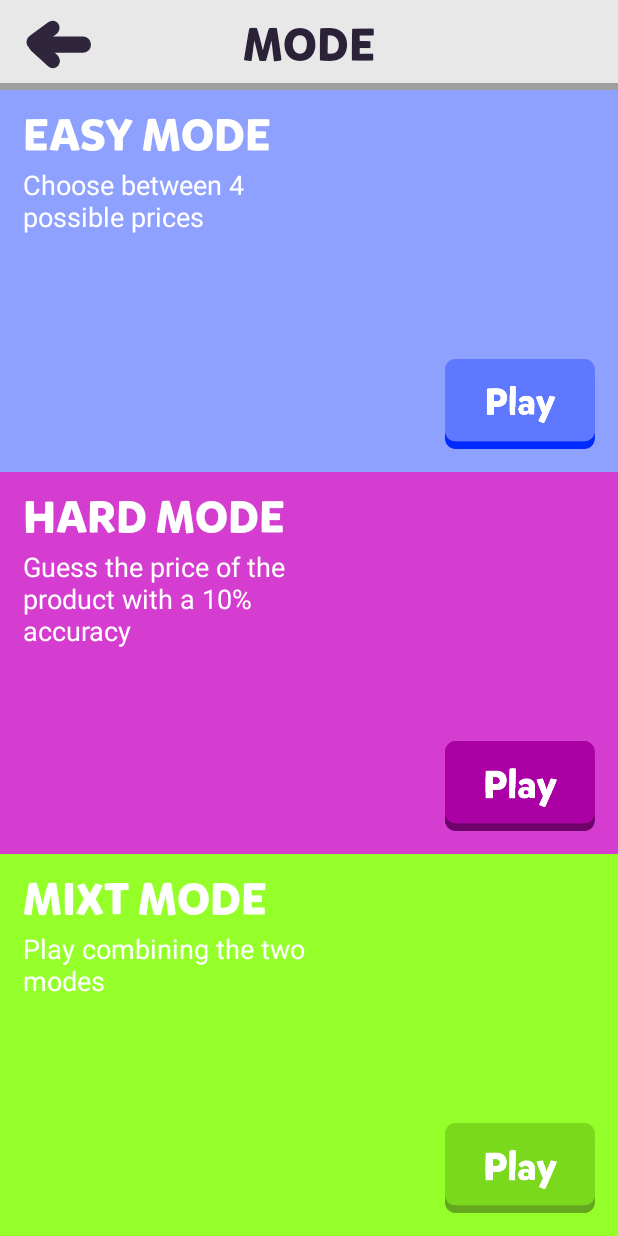
After one commit to riscuus/FairPrice, an Android app: the ChooseActivity screen opened directly, with no data from a screen before it, on a phone screen of 412 x 824 dp. The commit adds this screen. Run offline under Robolectric (Android 15) with nearby library versions, the phone set to English and light mode, and no system bars.

Commit message:
Added ChooseActivity
Now normal mode goes to another activity that lets you choose between diferent modes.

Changed NormalModeActivity to EasyActivity

```diff
--- a/app/src/main/AndroidManifest.xml
+++ b/app/src/main/AndroidManifest.xml
@@ -18,7 +18,10 @@
             </intent-filter>
         </activity>
         <activity
-            android:name=".activities.NormalModeActivity">
+            android:name=".activities.EasyModeActivity">
+        </activity>
+        <activity
+            android:name=".activities.ChooseActivity">
         </activity>
     </application>
 
--- /dev/null
+++ b/app/src/main/java/com/risco/android/fairprice/activities/ChooseActivity.java
@@ -0,0 +1,72 @@
+package com.risco.android.fairprice.activities;
+
+import android.content.Context;
+import android.content.Intent;
+import android.os.Bundle;
+import android.support.v7.app.AppCompatActivity;
+import android.view.View;
+import android.widget.Button;
+import android.widget.ImageView;
+
+import com.risco.android.fairprice.R;
+
+/**
+ * Created by Albert Risco on 26/01/2018.
+ */
+
+
+
+public class ChooseActivity extends AppCompatActivity {
+    //context
+    private Context mContext = ChooseActivity.this;
+
+    //TAG
+    private static final String TAG = "ChooseActivity";
+
+    //Layout things
+    private Button playBlueButton;
+    private Button playGreenButton;
+    private Button playPurpleButton;
+    private ImageView backArrow;
+
+
+
+    protected void onCreate(Bundle savedInstanceState) {
+        super.onCreate(savedInstanceState);
+        setContentView(R.layout.activity_choose_mode);
+
+        initializeWidgets();
+        initializeButtonsListeners();
+    }
+
+
+
+    private void initializeWidgets() {
+        playBlueButton=(Button)findViewById(R.id.button_play_blue);
+        playGreenButton=(Button)findViewById(R.id.button_play_green);
+        playPurpleButton=(Button)findViewById(R.id.button_play_purple);
+        backArrow=(ImageView)findViewById(R.id.back_arrow);
+
+    }
+    private void initializeButtonsListeners() {
+        playBlueButton.setOnClickListener(new View.OnClickListener() {
+            @Override
+            public void onClick(View view) {
+                Intent intent = new Intent(mContext, EasyModeActivity.class);
+                startActivity(intent);
+            }
+        });
+
+        backArrow.setOnClickListener(new View.OnClickListener() {
+            @Override
+            public void onClick(View view) {
+                Intent intent = new Intent(mContext, HomeScreenActivity.class);
+                intent.addFlags(Intent.FLAG_ACTIVITY_CLEAR_TOP);
+                startActivity(intent);
+                finish();
+            }
+        });
+    }
+
+
+}
--- a/app/src/main/java/com/risco/android/fairprice/activities/NormalModeActivity.java
+++ b/app/src/main/java/com/risco/android/fairprice/activities/EasyModeActivity.java
@@ -32,10 +32,10 @@ import java.util.Random;
  * Created by Albert Risco on 21/01/2018.
  */
 
-public class NormalModeActivity extends AppCompatActivity {
-    private static final String TAG = "NormalModeActivity";
+public class EasyModeActivity extends AppCompatActivity {
+    private static final String TAG = "EasyModeActivity";
 
-    private Context mContext = NormalModeActivity.this;
+    private Context mContext = EasyModeActivity.this;
 
     //Layout things
     private Button redButton;
@@ -79,7 +79,7 @@ public class NormalModeActivity extends AppCompatActivity {
     @Override
     protected void onCreate(Bundle savedInstanceState) {
         super.onCreate(savedInstanceState);
-        setContentView(R.layout.activity_mode_normal);
+        setContentView(R.layout.activity_mode_normal_easy);
 
         mFirebaseMethods=new FirebaseMethods(mContext);
         lives=3;
--- a/app/src/main/java/com/risco/android/fairprice/activities/HomeScreenActivity.java
+++ b/app/src/main/java/com/risco/android/fairprice/activities/HomeScreenActivity.java
@@ -27,7 +27,7 @@ public class HomeScreenActivity extends AppCompatActivity {
         normalModeButton.setOnClickListener(new View.OnClickListener() {
             @Override
             public void onClick(View view) {
-                Intent intent = new Intent(mContext, NormalModeActivity.class);
+                Intent intent = new Intent(mContext, ChooseActivity.class);
                 startActivity(intent);
             }
         });
--- /dev/null
+++ b/app/src/main/res/drawable/ic_arrow.xml
@@ -0,0 +1,6 @@
+<vector android:height="24dp" android:viewportHeight="35.533"
+    android:viewportWidth="45.152" android:width="24dp" xmlns:android="http://schemas.android.com/apk/res/android">
+    <path android:fillColor="#2f263c" android:pathData="M9.33,12.33L39.65,12.33A5.5,5.5 0,0 1,45.15 17.84L45.15,17.84A5.5,5.5 0,0 1,39.65 23.34L9.33,23.34A5.5,5.5 0,0 1,3.83 17.84L3.83,17.84A5.5,5.5 0,0 1,9.33 12.33z"/>
+    <path android:fillColor="#2f263c" android:pathData="M4.53,11.92l12.19,-9.1a4.62,4.62 116.69,0 1,6.73 1.02,5.33 5.33,77.32 0,1 -1.4,7.08l-12.19,9.1a4.62,4.62 113.21,0 1,-6.73 -1.02A5.33,5.33 0,0 1,4.53 11.92Z"/>
+    <path android:fillColor="#2f263c" android:pathData="M16.63,32.28 L5.4,21.89a5.36,5.36 86.06,0 1,-0.69 -7.2A4.61,4.61 63.05,0 1,11.5 14.41L22.73,24.8A5.36,5.36 53.05,0 1,23.42 32.01,4.61 4.61,102.52 0,1 16.63,32.28Z"/>
+</vector>
--- /dev/null
+++ b/app/src/main/res/drawable/ic_toolbar_choose.xml
@@ -0,0 +1,5 @@
+<vector android:height="24dp" android:viewportHeight="76.475"
+    android:viewportWidth="375.0" android:width="24dp" xmlns:android="http://schemas.android.com/apk/res/android">
+    <path android:fillColor="#9f9f9f" android:pathData="M0,6h375v70.47h-375z"/>
+    <path android:fillColor="#e8e8e8" android:pathData="M0,0h375v70.47h-375z"/>
+</vector>
--- /dev/null
+++ b/app/src/main/res/drawable/selector_button_play_blue.xml
@@ -0,0 +1,13 @@
+<?xml version="1.0" encoding="utf-8"?>
+<selector
+    xmlns:android="http://schemas.android.com/apk/res/android">
+    <item
+        android:state_focused="true"
+        android:drawable="@drawable/button_play_blue_pressed"/>
+    <item
+        android:state_pressed="true"
+        android:drawable="@drawable/button_play_blue_pressed" />
+    <item
+        android:drawable="@drawable/button_play_blue" />  //means normal
+
+</selector>
--- /dev/null
+++ b/app/src/main/res/drawable/selector_button_play_green.xml
@@ -0,0 +1,13 @@
+<?xml version="1.0" encoding="utf-8"?>
+<selector
+    xmlns:android="http://schemas.android.com/apk/res/android">
+    <item
+        android:state_focused="true"
+        android:drawable="@drawable/button_play_green_pressed"/>
+    <item
+        android:state_pressed="true"
+        android:drawable="@drawable/button_play_green_pressed" />
+    <item
+        android:drawable="@drawable/button_play_green" />  //means normal
+
+</selector>
--- /dev/null
+++ b/app/src/main/res/drawable/selector_button_play_purple.xml
@@ -0,0 +1,13 @@
+<?xml version="1.0" encoding="utf-8"?>
+<selector
+    xmlns:android="http://schemas.android.com/apk/res/android">
+    <item
+        android:state_focused="true"
+        android:drawable="@drawable/button_play_purple_pressed"/>
+    <item
+        android:state_pressed="true"
+        android:drawable="@drawable/button_play_purple_pressed" />
+    <item
+        android:drawable="@drawable/button_play_purple" />  //means normal
+
+</selector>
--- /dev/null
+++ b/app/src/main/res/layout/activity_choose_mode.xml
@@ -0,0 +1,146 @@
+<?xml version="1.0" encoding="utf-8"?>
+<android.support.constraint.ConstraintLayout
+    xmlns:android="http://schemas.android.com/apk/res/android" android:layout_width="match_parent"
+    android:layout_height="match_parent">
+
+    <LinearLayout
+        android:layout_width="match_parent"
+        android:layout_height="match_parent"
+        android:orientation="vertical"
+        android:weightSum="3">
+        <RelativeLayout
+            android:layout_width="match_parent"
+            android:layout_height="60dp">
+
+
+            <ImageView
+                android:layout_width="match_parent"
+                android:layout_height="match_parent"
+                android:background="@drawable/ic_toolbar_choose"
+                />
+            <TextView
+                android:layout_width="wrap_content"
+                android:layout_height="wrap_content"
+                android:text="MODE"
+                android:fontFamily="@font/mikado_bold_demo"
+                android:textColor="@color/really_dark_blue"
+                android:textSize="30sp"
+                android:layout_centerInParent="true"/>
+            <ImageView
+                android:layout_width="45dp"
+                android:layout_height="35dp"
+                android:layout_centerVertical="true"
+                android:layout_marginStart="15dp"
+                android:background="@drawable/ic_arrow"
+                android:id="@+id/back_arrow"
+                />
+
+        </RelativeLayout>
+        <RelativeLayout
+            android:layout_width="match_parent"
+            android:layout_height="150dp"
+            android:background="@color/light_blue"
+            android:layout_weight="1">
+            <TextView
+                android:layout_width="wrap_content"
+                android:layout_height="wrap_content"
+                android:fontFamily="@font/mikado_bold_demo"
+                android:textColor="@color/white"
+                android:text="EASY MODE"
+                android:textSize="29sp"
+                android:layout_marginStart="15dp"
+                android:layout_marginTop="10dp"
+                android:id="@+id/text_easymode"/>
+            <TextView
+                android:layout_width="200dp"
+                android:layout_height="wrap_content"
+                android:layout_below="@id/text_easymode"
+                android:textColor="@color/white"
+                android:text="@string/easy_mode_description"
+                android:textSize="18sp"
+                android:layout_marginStart="15dp"
+                />
+            <Button
+                android:layout_width="100dp"
+                android:layout_height="60dp"
+                android:layout_alignParentBottom="true"
+                android:layout_alignParentRight="true"
+                android:layout_marginBottom="15dp"
+                android:layout_marginRight="15dp"
+                android:background="@drawable/selector_button_play_blue"
+                android:id="@+id/button_play_blue"
+                />
+        </RelativeLayout>
+        <RelativeLayout
+            android:layout_width="match_parent"
+            android:layout_height="150dp"
+            android:background="@color/light_purple"
+            android:layout_weight="1">
+            <TextView
+                android:layout_width="wrap_content"
+                android:layout_height="wrap_content"
+                android:fontFamily="@font/mikado_bold_demo"
+                android:textColor="@color/white"
+                android:text="HARD MODE"
+                android:textSize="29sp"
+                android:layout_marginStart="15dp"
+                android:layout_marginTop="10dp"
+                android:id="@+id/text_hardmode"/>
+            <TextView
+                android:layout_width="220dp"
+                android:layout_height="wrap_content"
+                android:layout_below="@id/text_hardmode"
+                android:textColor="@color/white"
+                android:text="@string/hard_mode_description"
+                android:textSize="18sp"
+                android:layout_marginStart="15dp"
+                />
+            <Button
+                android:layout_width="100dp"
+                android:layout_height="60dp"
+                android:layout_alignParentBottom="true"
+                android:layout_alignParentRight="true"
+                android:layout_marginBottom="15dp"
+                android:layout_marginRight="15dp"
+                android:background="@drawable/selector_button_play_purple"
+                android:id="@+id/button_play_purple"
+                />
+        </RelativeLayout>
+        <RelativeLayout
+            android:layout_width="match_parent"
+            android:layout_height="150dp"
+            android:background="@color/light_green"
+            android:layout_weight="1">
+            <TextView
+                android:layout_width="wrap_content"
+                android:layout_height="wrap_content"
+                android:fontFamily="@font/mikado_bold_demo"
+                android:textColor="@color/white"
+                android:text="MIXT MODE"
+                android:textSize="29sp"
+                android:layout_marginStart="15dp"
+                android:layout_marginTop="10dp"
+                android:id="@+id/text_mixtmode"/>
+            <TextView
+                android:layout_width="220dp"
+                android:layout_height="wrap_content"
+                android:layout_below="@id/text_mixtmode"
+                android:textColor="@color/white"
+                android:text="@string/mixt_mode_description"
+                android:textSize="18sp"
+                android:layout_marginStart="15dp"
+                />
+            <Button
+                android:layout_width="100dp"
+                android:layout_height="60dp"
+                android:layout_alignParentBottom="true"
+                android:layout_alignParentRight="true"
+                android:layout_marginBottom="15dp"
+                android:layout_marginRight="15dp"
+                android:background="@drawable/selector_button_play_green"
+                android:id="@+id/button_play_green"
+                />
+        </RelativeLayout>
+    </LinearLayout>
+
+</android.support.constraint.ConstraintLayout>
--- a/app/src/main/res/values/colors.xml
+++ b/app/src/main/res/values/colors.xml
@@ -6,5 +6,9 @@
     <color name="light_blue">#8EA1FF</color>
     <color name="white">#FFF</color>
     <color name="really_dark_blue">#2B2237</color>
+    <color name="light_purple">#D43DCF</color>
+    <color name="light_green">#95FF2A</color>
+
+
 
 </resources>
--- a/app/src/main/res/values/strings.xml
+++ b/app/src/main/res/values/strings.xml
@@ -1,3 +1,7 @@
 <resources>
     <string name="app_name">FairPrice</string>
+    <string name="easy_mode_description">Choose between 4 possible prices</string>
+    <string name="hard_mode_description">Guess the price of the product with a 10% accuracy</string>
+    <string name="mixt_mode_description">Play combining the two modes</string>
+
 </resources>
```
Also changed, not shown: app/src/main/res/drawable/button_play_blue.png (added), app/src/main/res/drawable/button_play_blue_pressed.png (added), app/src/main/res/drawable/button_play_green.png (added), app/src/main/res/drawable/button_play_green_pressed.png (added), app/src/main/res/drawable/button_play_purple.png (added), app/src/main/res/drawable/button_play_purple_pressed.png (added), app/src/main/res/layout/activity_mode_normal_easy.xml (renamed from app/src/main/res/layout/activity_mode_normal.xml), 8 other files.
